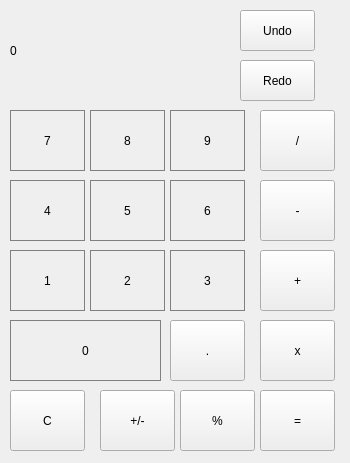
JiiiJiii26/Calculator, file mainwindow.ui: the form before one commit.
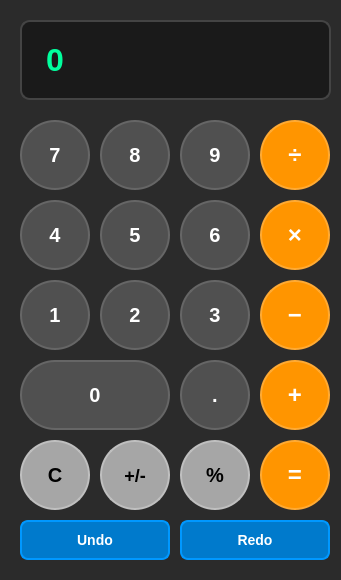
The form after the commit.

What changed in the file:
```diff
--- a/mainwindow.ui
+++ b/mainwindow.ui
@@ -6,42 +6,48 @@
    <rect>
     <x>0</x>
     <y>0</y>
-    <width>350</width>
-    <height>463</height>
+    <width>341</width>
+    <height>580</height>
    </rect>
   </property>
-  <property name="baseSize">
-   <size>
-    <width>241</width>
-    <height>361</height>
-   </size>
-  </property>
   <property name="windowTitle">
-   <string>MainWindow</string>
+   <string>Calculator</string>
   </property>
   <property name="styleSheet">
-   <string notr="true">QLabel {
-  qproperty-alignment: 'AlignVCenter | AlignRight';
-  border: 1px solid gray;
+   <string notr="true">QMainWindow {
+    background-color: #2b2b2b;
+    color: white;
+    font-family: 'Segoe UI', Arial, sans-serif;
 }
-
-background-color : white;</string>
+</string>
   </property>
   <widget class="QWidget" name="centralwidget">
+   <property name="styleSheet">
+    <string notr="true">QWidget#centralwidget {
+    background-color: #2b2b2b;
+    border: none;
+}</string>
+   </property>
    <widget class="QLabel" name="label">
     <property name="geometry">
      <rect>
-      <x>10</x>
-      <y>10</y>
-      <width>221</width>
-      <height>81</height>
+      <x>20</x>
+      <y>20</y>
+      <width>311</width>
+      <height>80</height>
      </rect>
     </property>
-    <property name="baseSize">
-     <size>
-      <width>241</width>
-      <height>61</height>
-     </size>
+    <property name="styleSheet">
+     <string notr="true">QLabel {
+    background-color: #1a1a1a;
+    border: 2px solid #444;
+    border-radius: 10px;
+    color: #00ff9d;
+    font-size: 32px;
+    font-weight: bold;
+    qproperty-alignment: 'AlignVCenter | AlignRight';
+    padding: 0 15px;
+}</string>
     </property>
     <property name="text">
      <string>0</string>
@@ -50,25 +56,26 @@
    <widget class="QPushButton" name="Seven">
     <property name="geometry">
      <rect>
-      <x>10</x>
-      <y>110</y>
-      <width>75</width>
-      <height>61</height>
+      <x>20</x>
+      <y>120</y>
+      <width>70</width>
+      <height>70</height>
      </rect>
     </property>
-    <property name="baseSize">
-     <size>
-      <width>61</width>
-      <height>61</height>
-     </size>
-    </property>
     <property name="styleSheet">
      <string notr="true">QPushButton {
-   border: 1px solid gray;
+    background-color: #505050;
+    border: 2px solid #666;
+    border-radius: 35px;
+    color: white;
+    font-size: 20px;
+    font-weight: bold;
+}
+QPushButton:hover {
+    background-color: #606060;
 }
 QPushButton:pressed {
-    background-color: qlineargradient(x1: 0, y1: 0, x2: 0, y2: 1,
-                                      stop: 0 #dadbde, stop: 1 #f6f7fa);
+    background-color: #404040;
 }</string>
     </property>
     <property name="text">
@@ -78,25 +85,26 @@
    <widget class="QPushButton" name="eight">
     <property name="geometry">
      <rect>
-      <x>90</x>
-      <y>110</y>
-      <width>75</width>
-      <height>61</height>
+      <x>100</x>
+      <y>120</y>
+      <width>70</width>
+      <height>70</height>
      </rect>
     </property>
-    <property name="baseSize">
-     <size>
-      <width>61</width>
-      <height>61</height>
-     </size>
-    </property>
     <property name="styleSheet">
      <string notr="true">QPushButton {
-   border: 1px solid gray;
+    background-color: #505050;
+    border: 2px solid #666;
+    border-radius: 35px;
+    color: white;
+    font-size: 20px;
+    font-weight: bold;
+}
+QPushButton:hover {
+    background-color: #606060;
 }
 QPushButton:pressed {
-    background-color: qlineargradient(x1: 0, y1: 0, x2: 0, y2: 1,
-                                      stop: 0 #dadbde, stop: 1 #f6f7fa);
+    background-color: #404040;
 }</string>
     </property>
     <property name="text">
@@ -106,25 +114,26 @@
    <widget class="QPushButton" name="nine">
     <property name="geometry">
      <rect>
-      <x>170</x>
-      <y>110</y>
-      <width>75</width>
-      <height>61</height>
+      <x>180</x>
+      <y>120</y>
+      <width>70</width>
+      <height>70</height>
      </rect>
     </property>
-    <property name="baseSize">
-     <size>
-      <width>61</width>
-      <height>61</height>
-     </size>
-    </property>
     <property name="styleSheet">
      <string notr="true">QPushButton {
-   border: 1px solid gray;
+    background-color: #505050;
+    border: 2px solid #666;
+    border-radius: 35px;
+    color: white;
+    font-size: 20px;
+    font-weight: bold;
+}
+QPushButton:hover {
+    background-color: #606060;
 }
 QPushButton:pressed {
-    background-color: qlineargradient(x1: 0, y1: 0, x2: 0, y2: 1,
-                                      stop: 0 #dadbde, stop: 1 #f6f7fa);
+    background-color: #404040;
 }</string>
     </property>
     <property name="text">
@@ -134,25 +143,26 @@
    <widget class="QPushButton" name="four">
     <property name="geometry">
      <rect>
-      <x>10</x>
-      <y>180</y>
-      <width>75</width>
-      <height>61</height>
+      <x>20</x>
+      <y>200</y>
+      <width>70</width>
+      <height>70</height>
      </rect>
     </property>
-    <property name="baseSize">
-     <size>
-      <width>61</width>
-      <height>61</height>
-     </size>
-    </property>
     <property name="styleSheet">
      <string notr="true">QPushButton {
-   border: 1px solid gray;
+    background-color: #505050;
+    border: 2px solid #666;
+    border-radius: 35px;
+    color: white;
+    font-size: 20px;
+    font-weight: bold;
+}
+QPushButton:hover {
+    background-color: #606060;
 }
 QPushButton:pressed {
-    background-color: qlineargradient(x1: 0, y1: 0, x2: 0, y2: 1,
-                                      stop: 0 #dadbde, stop: 1 #f6f7fa);
+    background-color: #404040;
 }</string>
     </property>
     <property name="text">
@@ -162,25 +172,26 @@
    <widget class="QPushButton" name="five">
     <property name="geometry">
      <rect>
-      <x>90</x>
-      <y>180</y>
-      <width>75</width>
-      <height>61</height>
+      <x>100</x>
+      <y>200</y>
+      <width>70</width>
+      <height>70</height>
      </rect>
     </property>
-    <property name="baseSize">
-     <size>
-      <width>61</width>
-      <height>61</height>
-     </size>
-    </property>
     <property name="styleSheet">
      <string notr="true">QPushButton {
-   border: 1px solid gray;
+    background-color: #505050;
+    border: 2px solid #666;
+    border-radius: 35px;
+    color: white;
+    font-size: 20px;
+    font-weight: bold;
+}
+QPushButton:hover {
+    background-color: #606060;
 }
 QPushButton:pressed {
-    background-color: qlineargradient(x1: 0, y1: 0, x2: 0, y2: 1,
-                                      stop: 0 #dadbde, stop: 1 #f6f7fa);
+    background-color: #404040;
 }</string>
     </property>
     <property name="text">
@@ -190,25 +201,26 @@
    <widget class="QPushButton" name="six">
     <property name="geometry">
      <rect>
-      <x>170</x>
-      <y>180</y>
-      <width>75</width>
-      <height>61</height>
+      <x>180</x>
+      <y>200</y>
+      <width>70</width>
+      <height>70</height>
      </rect>
     </property>
-    <property name="baseSize">
-     <size>
-      <width>61</width>
-      <height>61</height>
-     </size>
-    </property>
     <property name="styleSheet">
      <string notr="true">QPushButton {
-   border: 1px solid gray;
+    background-color: #505050;
+    border: 2px solid #666;
+    border-radius: 35px;
+    color: white;
+    font-size: 20px;
+    font-weight: bold;
+}
+QPushButton:hover {
+    background-color: #606060;
 }
 QPushButton:pressed {
-    background-color: qlineargradient(x1: 0, y1: 0, x2: 0, y2: 1,
-                                      stop: 0 #dadbde, stop: 1 #f6f7fa);
+    background-color: #404040;
 }</string>
     </property>
     <property name="text">
@@ -218,25 +230,26 @@
    <widget class="QPushButton" name="one">
     <property name="geometry">
      <rect>
-      <x>10</x>
-      <y>250</y>
-      <width>75</width>
-      <height>61</height>
+      <x>20</x>
+      <y>280</y>
+      <width>70</width>
+      <height>70</height>
      </rect>
     </property>
-    <property name="baseSize">
-     <size>
-      <width>61</width>
-      <height>61</height>
-     </size>
-    </property>
     <property name="styleSheet">
      <string notr="true">QPushButton {
-   border: 1px solid gray;
+    background-color: #505050;
+    border: 2px solid #666;
+    border-radius: 35px;
+    color: white;
+    font-size: 20px;
+    font-weight: bold;
+}
+QPushButton:hover {
+    background-color: #606060;
 }
 QPushButton:pressed {
-    background-color: qlineargradient(x1: 0, y1: 0, x2: 0, y2: 1,
-                                      stop: 0 #dadbde, stop: 1 #f6f7fa);
+    background-color: #404040;
 }</string>
     </property>
     <property name="text">
@@ -246,25 +259,26 @@
    <widget class="QPushButton" name="two">
     <property name="geometry">
      <rect>
-      <x>90</x>
-      <y>250</y>
-      <width>75</width>
-      <height>61</height>
+      <x>100</x>
+      <y>280</y>
+      <width>70</width>
+      <height>70</height>
      </rect>
     </property>
-    <property name="baseSize">
-     <size>
-      <width>61</width>
-      <height>61</height>
-     </size>
-    </property>
     <property name="styleSheet">
      <string notr="true">QPushButton {
-   border: 1px solid gray;
+    background-color: #505050;
+    border: 2px solid #666;
+    border-radius: 35px;
+    color: white;
+    font-size: 20px;
+    font-weight: bold;
+}
+QPushButton:hover {
+    background-color: #606060;
 }
 QPushButton:pressed {
-    background-color: qlineargradient(x1: 0, y1: 0, x2: 0, y2: 1,
-                                      stop: 0 #dadbde, stop: 1 #f6f7fa);
+    background-color: #404040;
 }</string>
     </property>
     <property name="text">
@@ -274,25 +288,26 @@
    <widget class="QPushButton" name="three">
     <property name="geometry">
      <rect>
-      <x>170</x>
-      <y>250</y>
-      <width>75</width>
-      <height>61</height>
+      <x>180</x>
+      <y>280</y>
+      <width>70</width>
+      <height>70</height>
      </rect>
     </property>
-    <property name="baseSize">
-     <size>
-      <width>61</width>
-      <height>61</height>
-     </size>
-    </property>
     <property name="styleSheet">
      <string notr="true">QPushButton {
-   border: 1px solid gray;
+    background-color: #505050;
+    border: 2px solid #666;
+    border-radius: 35px;
+    color: white;
+    font-size: 20px;
+    font-weight: bold;
+}
+QPushButton:hover {
+    background-color: #606060;
 }
 QPushButton:pressed {
-    background-color: qlineargradient(x1: 0, y1: 0, x2: 0, y2: 1,
-                                      stop: 0 #dadbde, stop: 1 #f6f7fa);
+    background-color: #404040;
 }</string>
     </property>
     <property name="text">
@@ -302,25 +317,26 @@
    <widget class="QPushButton" name="Zero">
     <property name="geometry">
      <rect>
-      <x>10</x>
-      <y>320</y>
-      <width>151</width>
-      <height>61</height>
+      <x>20</x>
+      <y>360</y>
+      <width>150</width>
+      <height>70</height>
      </rect>
     </property>
-    <property name="baseSize">
-     <size>
-      <width>61</width>
-      <height>61</height>
-     </size>
-    </property>
     <property name="styleSheet">
      <string notr="true">QPushButton {
-   border: 1px solid gray;
+    background-color: #505050;
+    border: 2px solid #666;
+    border-radius: 35px;
+    color: white;
+    font-size: 20px;
+    font-weight: bold;
+}
+QPushButton:hover {
+    background-color: #606060;
 }
 QPushButton:pressed {
-    background-color: qlineargradient(x1: 0, y1: 0, x2: 0, y2: 1,
-                                      stop: 0 #dadbde, stop: 1 #f6f7fa);
+    background-color: #404040;
 }</string>
     </property>
     <property name="text">
@@ -330,221 +346,246 @@
    <widget class="QPushButton" name="point">
     <property name="geometry">
      <rect>
-      <x>170</x>
-      <y>320</y>
-      <width>75</width>
-      <height>61</height>
+      <x>180</x>
+      <y>360</y>
+      <width>70</width>
+      <height>70</height>
      </rect>
     </property>
-    <property name="baseSize">
-     <size>
-      <width>61</width>
-      <height>61</height>
-     </size>
+    <property name="styleSheet">
+     <string notr="true">QPushButton {
+    background-color: #505050;
+    border: 2px solid #666;
+    border-radius: 35px;
+    color: white;
+    font-size: 20px;
+    font-weight: bold;
+}
+QPushButton:hover {
+    background-color: #606060;
+}
+QPushButton:pressed {
+    background-color: #404040;
+}</string>
     </property>
     <property name="text">
      <string>.</string>
     </property>
    </widget>
-   <widget class="QPushButton" name="equals">
-    <property name="geometry">
-     <rect>
-      <x>260</x>
-      <y>390</y>
-      <width>75</width>
-      <height>61</height>
-     </rect>
-    </property>
-    <property name="baseSize">
-     <size>
-      <width>61</width>
-      <height>61</height>
-     </size>
-    </property>
-    <property name="text">
-     <string>=</string>
-    </property>
-   </widget>
-   <widget class="QPushButton" name="plus">
-    <property name="geometry">
-     <rect>
-      <x>260</x>
-      <y>250</y>
-      <width>75</width>
-      <height>61</height>
-     </rect>
-    </property>
-    <property name="baseSize">
-     <size>
-      <width>61</width>
-      <height>61</height>
-     </size>
-    </property>
-    <property name="text">
-     <string>+</string>
-    </property>
-   </widget>
    <widget class="QPushButton" name="divide">
     <property name="geometry">
      <rect>
       <x>260</x>
-      <y>110</y>
-      <width>75</width>
-      <height>61</height>
+      <y>120</y>
+      <width>70</width>
+      <height>70</height>
      </rect>
     </property>
-    <property name="baseSize">
-     <size>
-      <width>61</width>
-      <height>61</height>
-     </size>
-    </property>
-    <property name="text">
-     <string>/</string>
-    </property>
-   </widget>
-   <widget class="QPushButton" name="undo">
-    <property name="geometry">
-     <rect>
-      <x>240</x>
-      <y>10</y>
-      <width>75</width>
-      <height>41</height>
-     </rect>
-    </property>
-    <property name="baseSize">
-     <size>
-      <width>61</width>
-      <height>61</height>
-     </size>
-    </property>
     <property name="styleSheet">
-     <string notr="true">&lt;widget class=&quot;QPushButton&quot; name=&quot;undo&quot;&gt;
-    &lt;property name=&quot;geometry&quot;&gt;
-        &lt;rect&gt;
-            &lt;x&gt;240&lt;/x&gt;
-            &lt;y&gt;10&lt;/y&gt;
-            &lt;width&gt;75&lt;/width&gt;
-            &lt;height&gt;41&lt;/height&gt;
-        &lt;/rect&gt;
-    &lt;/property&gt;
-    &lt;property name=&quot;baseSize&quot;&gt;
-        &lt;size&gt;
-            &lt;width&gt;61&lt;/width&gt;
-            &lt;height&gt;61&lt;/height&gt;
-        &lt;/size&gt;
-    &lt;/property&gt;
-    &lt;property name=&quot;styleSheet&quot;&gt;
-        &lt;string notr=&quot;true&quot;&gt;QPushButton {
-    border: 1px solid gray;
-    background-color: #f0f0f0;
+     <string notr="true">QPushButton {
+    background-color: #ff9500;
+    border: 2px solid #ffaa33;
+    border-radius: 35px;
+    color: white;
+    font-size: 24px;
+    font-weight: bold;
 }
+QPushButton:hover {
+    background-color: #ffaa33;
+}
 QPushButton:pressed {
-    background-color: qlineargradient(x1: 0, y1: 0, x2: 0, y2: 1,
-                                      stop: 0 #dadbde, stop: 1 #f6f7fa);
+    background-color: #e08500;
 }
-QPushButton:disabled {
-    background-color: #e0e0e0;
-    color: #a0a0a0;
-}&lt;/string&gt;
-    &lt;/property&gt;
-    &lt;property name=&quot;text&quot;&gt;
-        &lt;string&gt;Undo&lt;/string&gt;
-    &lt;/property&gt;
-&lt;/widget&gt;</string>
+QPushButton:checked {
+    background-color: white;
+    color: #ff9500;
+}</string>
     </property>
     <property name="text">
-     <string>Undo</string>
+     <string>÷</string>
     </property>
    </widget>
-   <widget class="QPushButton" name="redo">
+   <widget class="QPushButton" name="mult">
     <property name="geometry">
      <rect>
-      <x>240</x>
-      <y>60</y>
-      <width>75</width>
-      <height>41</height>
+      <x>260</x>
+      <y>200</y>
+      <width>70</width>
+      <height>70</height>
      </rect>
     </property>
-    <property name="baseSize">
-     <size>
-      <width>61</width>
-      <height>61</height>
-     </size>
-    </property>
     <property name="styleSheet">
-     <string notr="true">&lt;widget class=&quot;QPushButton&quot; name=&quot;redo&quot;&gt;
-font: 700 9pt &quot;Times New Roman&quot;;
-    &lt;property name=&quot;geometry&quot;&gt;
-        &lt;rect&gt;
-            &lt;x&gt;240&lt;/x&gt;
-            &lt;y&gt;60&lt;/y&gt;
-            &lt;width&gt;75&lt;/width&gt;
-            &lt;height&gt;41&lt;/height&gt;
-        &lt;/rect&gt;
-    &lt;/property&gt;
-    &lt;property name=&quot;baseSize&quot;&gt;
-        &lt;size&gt;
-            &lt;width&gt;61&lt;/width&gt;
-            &lt;height&gt;61&lt;/height&gt;
-        &lt;/size&gt;
-    &lt;/property&gt;
-    &lt;property name=&quot;styleSheet&quot;&gt;
-        &lt;string notr=&quot;true&quot;&gt;QPushButton {
-    border: 1px solid gray;
-    background-color: #f0f0f0;
+     <string notr="true">QPushButton {
+    background-color: #ff9500;
+    border: 2px solid #ffaa33;
+    border-radius: 35px;
+    color: white;
+    font-size: 24px;
+    font-weight: bold;
 }
+QPushButton:hover {
+    background-color: #ffaa33;
+}
 QPushButton:pressed {
-    background-color: qlineargradient(x1: 0, y1: 0, x2: 0, y2: 1,
-                                      stop: 0 #dadbde, stop: 1 #f6f7fa);
+    background-color: #e08500;
 }
-QPushButton:disabled {
-    background-color: #e0e0e0;
-    color: #a0a0a0;
-}&lt;/string&gt;
-    &lt;/property&gt;
-    &lt;property name=&quot;text&quot;&gt;
-        &lt;string&gt;Redo&lt;/string&gt;
-    &lt;/property&gt;
-&lt;/widget&gt;</string>
+QPushButton:checked {
+    background-color: white;
+    color: #ff9500;
+}</string>
     </property>
     <property name="text">
-     <string>Redo</string>
+     <string>×</string>
     </property>
    </widget>
    <widget class="QPushButton" name="minus">
     <property name="geometry">
      <rect>
       <x>260</x>
-      <y>180</y>
-      <width>75</width>
-      <height>61</height>
+      <y>280</y>
+      <width>70</width>
+      <height>70</height>
      </rect>
     </property>
-    <property name="baseSize">
-     <size>
-      <width>61</width>
-      <height>61</height>
-     </size>
+    <property name="styleSheet">
+     <string notr="true">QPushButton {
+    background-color: #ff9500;
+    border: 2px solid #ffaa33;
+    border-radius: 35px;
+    color: white;
+    font-size: 24px;
+    font-weight: bold;
+}
+QPushButton:hover {
+    background-color: #ffaa33;
+}
+QPushButton:pressed {
+    background-color: #e08500;
+}
+QPushButton:checked {
+    background-color: white;
+    color: #ff9500;
+}</string>
     </property>
     <property name="text">
-     <string>-</string>
+     <string>−</string>
+    </property>
+   </widget>
+   <widget class="QPushButton" name="plus">
+    <property name="geometry">
+     <rect>
+      <x>260</x>
+      <y>360</y>
+      <width>70</width>
+      <height>70</height>
+     </rect>
+    </property>
+    <property name="styleSheet">
+     <string notr="true">QPushButton {
+    background-color: #ff9500;
+    border: 2px solid #ffaa33;
+    border-radius: 35px;
+    color: white;
+    font-size: 24px;
+    font-weight: bold;
+}
+QPushButton:hover {
+    background-color: #ffaa33;
+}
+QPushButton:pressed {
+    background-color: #e08500;
+}
+QPushButton:checked {
+    background-color: white;
+    color: #ff9500;
+}</string>
+    </property>
+    <property name="text">
+     <string>+</string>
+    </property>
+   </widget>
+   <widget class="QPushButton" name="equals">
+    <property name="geometry">
+     <rect>
+      <x>260</x>
+      <y>440</y>
+      <width>70</width>
+      <height>70</height>
+     </rect>
+    </property>
+    <property name="styleSheet">
+     <string notr="true">QPushButton {
+    background-color: #ff9500;
+    border: 2px solid #ffaa33;
+    border-radius: 35px;
+    color: white;
+    font-size: 24px;
+    font-weight: bold;
+}
+QPushButton:hover {
+    background-color: #ffaa33;
+}
+QPushButton:pressed {
+    background-color: #e08500;
+}</string>
+    </property>
+    <property name="text">
+     <string>=</string>
+    </property>
+   </widget>
+   <widget class="QPushButton" name="clr">
+    <property name="geometry">
+     <rect>
+      <x>20</x>
+      <y>440</y>
+      <width>70</width>
+      <height>70</height>
+     </rect>
+    </property>
+    <property name="styleSheet">
+     <string notr="true">QPushButton {
+    background-color: #a6a6a6;
+    border: 2px solid #bfbfbf;
+    border-radius: 35px;
+    color: black;
+    font-size: 20px;
+    font-weight: bold;
+}
+QPushButton:hover {
+    background-color: #bfbfbf;
+}
+QPushButton:pressed {
+    background-color: #8c8c8c;
+}</string>
+    </property>
+    <property name="text">
+     <string>C</string>
     </property>
    </widget>
    <widget class="QPushButton" name="nega">
     <property name="geometry">
      <rect>
       <x>100</x>
-      <y>390</y>
-      <width>75</width>
-      <height>61</height>
+      <y>440</y>
+      <width>70</width>
+      <height>70</height>
      </rect>
     </property>
-    <property name="baseSize">
-     <size>
-      <width>61</width>
-      <height>61</height>
-     </size>
+    <property name="styleSheet">
+     <string notr="true">QPushButton {
+    background-color: #a6a6a6;
+    border: 2px solid #bfbfbf;
+    border-radius: 35px;
+    color: black;
+    font-size: 18px;
+    font-weight: bold;
+}
+QPushButton:hover {
+    background-color: #bfbfbf;
+}
+QPushButton:pressed {
+    background-color: #8c8c8c;
+}</string>
     </property>
     <property name="text">
      <string>+/-</string>
@@ -554,57 +595,97 @@
     <property name="geometry">
      <rect>
       <x>180</x>
-      <y>390</y>
-      <width>75</width>
-      <height>61</height>
+      <y>440</y>
+      <width>70</width>
+      <height>70</height>
      </rect>
     </property>
-    <property name="baseSize">
-     <size>
-      <width>61</width>
-      <height>61</height>
-     </size>
+    <property name="styleSheet">
+     <string notr="true">QPushButton {
+    background-color: #a6a6a6;
+    border: 2px solid #bfbfbf;
+    border-radius: 35px;
+    color: black;
+    font-size: 20px;
+    font-weight: bold;
+}
+QPushButton:hover {
+    background-color: #bfbfbf;
+}
+QPushButton:pressed {
+    background-color: #8c8c8c;
+}</string>
     </property>
     <property name="text">
      <string>%</string>
     </property>
    </widget>
-   <widget class="QPushButton" name="clr">
+   <widget class="QPushButton" name="undo">
     <property name="geometry">
      <rect>
-      <x>10</x>
-      <y>390</y>
-      <width>75</width>
-      <height>61</height>
+      <x>20</x>
+      <y>520</y>
+      <width>150</width>
+      <height>40</height>
      </rect>
     </property>
-    <property name="baseSize">
-     <size>
-      <width>61</width>
-      <height>61</height>
-     </size>
+    <property name="styleSheet">
+     <string notr="true">QPushButton {
+    background-color: #007acc;
+    border: 2px solid #0098ff;
+    border-radius: 8px;
+    color: white;
+    font-size: 14px;
+    font-weight: bold;
+}
+QPushButton:hover {
+    background-color: #0098ff;
+}
+QPushButton:pressed {
+    background-color: #005a9e;
+}
+QPushButton:disabled {
+    background-color: #4a4a4a;
+    color: #888;
+    border: 2px solid #666;
+}</string>
     </property>
     <property name="text">
-     <string>C</string>
+     <string>Undo</string>
     </property>
    </widget>
-   <widget class="QPushButton" name="mult">
+   <widget class="QPushButton" name="redo">
     <property name="geometry">
      <rect>
-      <x>260</x>
-      <y>320</y>
-      <width>75</width>
-      <height>61</height>
+      <x>180</x>
+      <y>520</y>
+      <width>150</width>
+      <height>40</height>
      </rect>
     </property>
-    <property name="baseSize">
-     <size>
-      <width>61</width>
-      <height>61</height>
-     </size>
+    <property name="styleSheet">
+     <string notr="true">QPushButton {
+    background-color: #007acc;
+    border: 2px solid #0098ff;
+    border-radius: 8px;
+    color: white;
+    font-size: 14px;
+    font-weight: bold;
+}
+QPushButton:hover {
+    background-color: #0098ff;
+}
+QPushButton:pressed {
+    background-color: #005a9e;
+}
+QPushButton:disabled {
+    background-color: #4a4a4a;
+    color: #888;
+    border: 2px solid #666;
+}</string>
     </property>
     <property name="text">
-     <string>x</string>
+     <string>Redo</string>
     </property>
    </widget>
   </widget>
```
